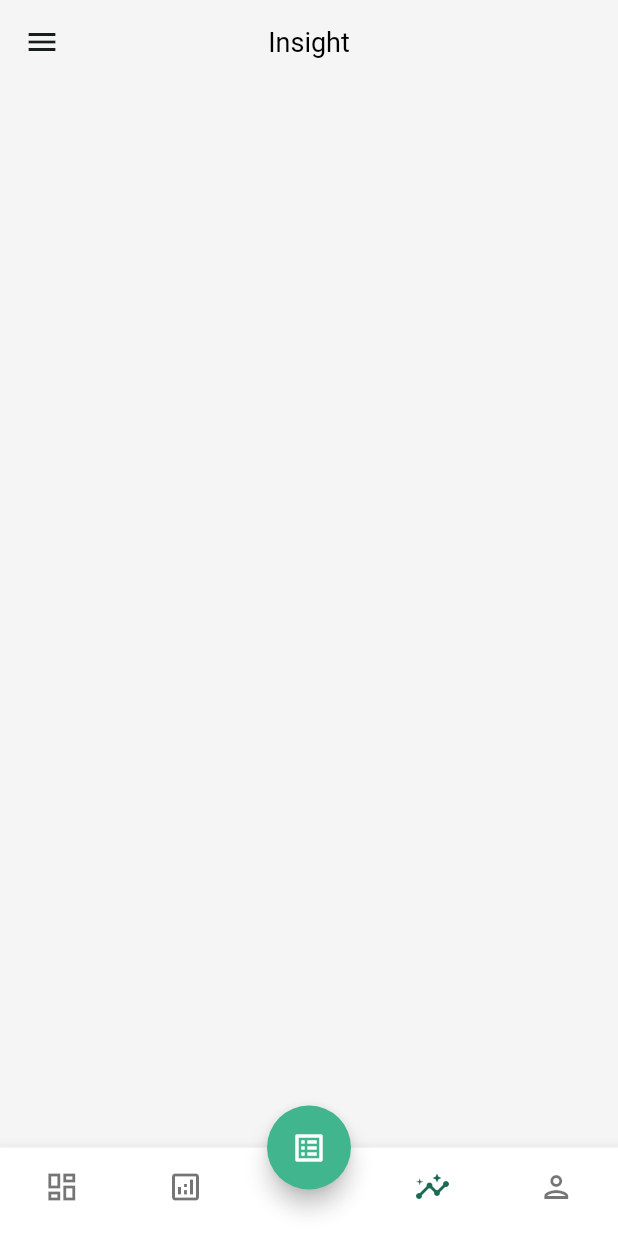
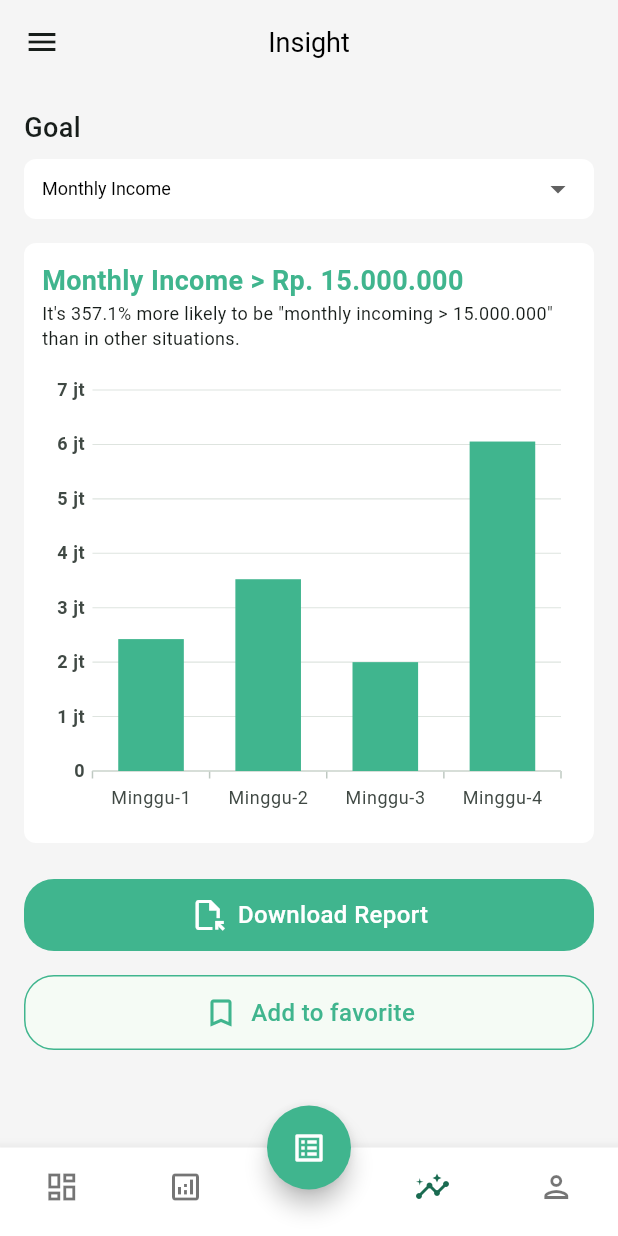
Before and after one commit to themaxsteel/insight_report_flutter, a Flutter app: the screen it shows after launch, item 4 of the bottom bar chosen, on a phone screen of 412 x 824 dp. Run offline on Flutter 3.47's test engine with Material 2 defaults, Android fonts, the phone set to English and light mode, and no system bars; our stand-ins replace bloc, equatable, flutter_bloc, syncfusion_flutter_charts, syncfusion_flutter_gauges; missing offline and left inert: flutter_web_frame.

Commit message:
adding insight screen

```diff
--- a/lib/screen/dashboard/components/cost_website_chart.dart
+++ b/lib/screen/dashboard/components/cost_website_chart.dart
@@ -88,7 +88,9 @@ class _CostPerWebsiteChartState extends State<CostPerWebsiteChart> {
                       mainAxisSize: MainAxisSize.min,
                       children: [
                         Text(DateFormat("dd MMM").format(item.x)),
+                        const SizedBox(height: 2),
                         Container(height: 0.6, width: 50, color: Colors.black),
+                        const SizedBox(height: 2),
                         Text(
                           NumberFormat.currency(symbol: '\$').format(item.y),
                           style: const TextStyle(fontWeight: FontWeight.bold),
--- a/lib/screen/dashboard/components/dashboard_screen_state.dart
+++ b/lib/screen/dashboard/components/dashboard_screen_state.dart
@@ -7,7 +7,7 @@ class DashboardScreenState extends ScreenState {
   PreferredSizeWidget? getAppBar(BuildContext context) => AppBar(title: const Text("Dashboard "));
 
   @override
-  Widget getBody(BuildContext context) => DashboardScreen();
+  Widget getBody(BuildContext context) => const DashboardScreen();
 
   @override
   int get getIndex => 0;
--- a/lib/screen/dashboard/components/website_purchase_chart.dart
+++ b/lib/screen/dashboard/components/website_purchase_chart.dart
@@ -8,7 +8,7 @@ class WebsitePurchaseChart extends StatelessWidget {
   @override
   Widget build(BuildContext context) {
     return Padding(
-      padding: EdgeInsets.symmetric(horizontal: 16),
+      padding: const EdgeInsets.symmetric(horizontal: 16),
       child: Column(
         crossAxisAlignment: CrossAxisAlignment.start,
         children: [
@@ -16,9 +16,9 @@ class WebsitePurchaseChart extends StatelessWidget {
             "Website Purchase",
             style: TextStyle(fontWeight: FontWeight.w500, fontSize: 16, color: Colors.grey[800]),
           ),
-          SizedBox(height: 8),
+          const SizedBox(height: 8),
           Container(
-            padding: EdgeInsets.only(top: 8),
+            padding: const EdgeInsets.only(top: 8),
             decoration: BoxDecoration(
               color: Colors.white,
               borderRadius: BorderRadius.circular(8),
@@ -44,9 +44,9 @@ class WebsitePurchaseChart extends StatelessWidget {
               tooltipBehavior: TooltipBehavior(
                 enable: true,
                 builder: (data, point, series, pointIndex, seriesIndex) {
-                  _ChartData _data = data;
+                  _ChartData item = data;
                   return Container(
-                    padding: EdgeInsets.all(8),
+                    padding: const EdgeInsets.all(8),
                     decoration: BoxDecoration(
                       color: Colors.white,
                       borderRadius: BorderRadius.circular(4),
@@ -54,11 +54,13 @@ class WebsitePurchaseChart extends StatelessWidget {
                     child: Column(
                       mainAxisSize: MainAxisSize.min,
                       children: [
-                        Text(DateFormat("dd MMM").format(_data.x)),
+                        Text(DateFormat("dd MMM").format(item.x)),
+                        const SizedBox(height: 2),
                         Container(height: 0.6, width: 50, color: Colors.black),
+                        const SizedBox(height: 2),
                         Text(
                           "${data.y.toString()} Websites",
-                          style: TextStyle(fontWeight: FontWeight.w500),
+                          style: const TextStyle(fontWeight: FontWeight.w500),
                         ),
                       ],
                     ),
--- /dev/null
+++ b/lib/screen/insight/insight_screen.dart
@@ -0,0 +1,211 @@
+import 'package:flutter/material.dart';
+import 'package:insight_report/screen_component/custom_dropdown_button.dart';
+import 'package:insight_report/utils/app_theme.dart';
+import 'package:intl/intl.dart';
+import 'package:syncfusion_flutter_charts/charts.dart';
+
+import '../../model/chart_sample_data.dart';
+import '../../utils/utils.dart';
+
+class InsightScreen extends StatelessWidget {
+  const InsightScreen({super.key});
+
+  @override
+  Widget build(BuildContext context) {
+    return ListView(
+      physics: const AlwaysScrollableScrollPhysics(parent: BouncingScrollPhysics()),
+      padding: const EdgeInsets.all(16),
+      children: [
+        const Text("Goal", style: TextStyle(fontWeight: FontWeight.w500, fontSize: 18)),
+        const SizedBox(height: 8),
+        const _GoalDropdown(),
+        const SizedBox(height: 16),
+        Container(
+          padding: const EdgeInsets.all(12),
+          decoration: BoxDecoration(
+            color: Colors.white,
+            borderRadius: BorderRadius.circular(8),
+          ),
+          child: Column(
+            crossAxisAlignment: CrossAxisAlignment.start,
+            children: [
+              Text(
+                "Monthly Income > Rp. ${Utils.convertMoney(15000000, decimalDigits: 0)}",
+                style: const TextStyle(fontWeight: FontWeight.bold, fontSize: 18, color: AppTheme.primaryColor),
+              ),
+              Text(
+                "It's 357.1% more likely to be "
+                '"monthly incoming > ${Utils.convertMoney(15000000, decimalDigits: 0)}" than in other situations.',
+                style: const TextStyle(fontSize: 12),
+              ),
+              const SizedBox(height: 16),
+              SfCartesianChart(
+                plotAreaBorderWidth: 0,
+                primaryXAxis: CategoryAxis(
+                  majorGridLines: const MajorGridLines(width: 0),
+                  isVisible: true,
+                ),
+                primaryYAxis: NumericAxis(
+                  numberFormat: NumberFormat.compactCurrency(locale: "ID_id", symbol: ''),
+                  maximum: 7000000,
+                  minimum: 0,
+                  interval: 1000000,
+                  labelStyle: const TextStyle(fontWeight: FontWeight.bold),
+                  axisLine: const AxisLine(width: 0),
+                  majorTickLines: const MajorTickLines(size: 0),
+                ),
+                series: _getSeries(),
+                // legend: Legend(isVisible: true, position: LegendPosition.bottom),
+                tooltipBehavior: TooltipBehavior(enable: true, format: "point.y"),
+              ),
+            ],
+          ),
+        ),
+        const SizedBox(height: 24),
+        Material(
+          color: AppTheme.primaryColor,
+          borderRadius: BorderRadius.circular(20),
+          child: InkWell(
+            borderRadius: BorderRadius.circular(20),
+            onTap: () {},
+            child: const Padding(
+              padding: EdgeInsets.symmetric(vertical: 12),
+              child: Row(
+                mainAxisAlignment: MainAxisAlignment.center,
+                children: [
+                  Icon(
+                    Icons.file_open_outlined,
+                    color: Colors.white,
+                  ),
+                  SizedBox(width: 8),
+                  Text(
+                    "Download Report",
+                    style: TextStyle(color: Colors.white, fontWeight: FontWeight.w500, fontSize: 16),
+                  ),
+                ],
+              ),
+            ),
+          ),
+        ),
+        const SizedBox(height: 16),
+        Material(
+          borderRadius: BorderRadius.circular(20),
+          child: InkWell(
+            borderRadius: BorderRadius.circular(20),
+            onTap: () {},
+            child: Container(
+              padding: const EdgeInsets.symmetric(vertical: 12),
+              decoration: BoxDecoration(
+                borderRadius: BorderRadius.circular(20),
+                border: Border.all(color: AppTheme.primaryColor),
+              ),
+              child: const Row(
+                mainAxisAlignment: MainAxisAlignment.center,
+                children: [
+                  Icon(
+                    Icons.bookmark_outline,
+                    color: AppTheme.primaryColor,
+                  ),
+                  SizedBox(width: 8),
+                  Text(
+                    "Add to favorite",
+                    style: TextStyle(color: AppTheme.primaryColor, fontWeight: FontWeight.w500, fontSize: 16),
+                  ),
+                ],
+              ),
+            ),
+          ),
+        ),
+        const SizedBox(height: 16),
+      ],
+    );
+  }
+
+  List<ColumnSeries<ChartSampleData, String>> _getSeries() {
+    List<ChartSampleData> chartData = [
+      ChartSampleData(x: 'Minggu-1', y: 2423500),
+      ChartSampleData(x: 'Minggu-2', y: 3523500),
+      ChartSampleData(x: 'Minggu-3', y: 2000000),
+      ChartSampleData(x: 'Minggu-4', y: 6053000),
+    ];
+    return <ColumnSeries<ChartSampleData, String>>[
+      ColumnSeries<ChartSampleData, String>(
+        legendIconType: LegendIconType.rectangle,
+        animationDuration: 500,
+        width: 0.8,
+        spacing: 0.3,
+        dataSource: chartData,
+        color: AppTheme.primaryColor,
+        xValueMapper: (ChartSampleData sales, _) => sales.x as String,
+        yValueMapper: (ChartSampleData sales, _) => sales.y,
+        name: 'Income',
+      ),
+    ];
+  }
+}
+
+class _GoalDropdown extends StatefulWidget {
+  const _GoalDropdown();
+
+  @override
+  State<_GoalDropdown> createState() => _GoalDropdownState();
+}
+
+class _GoalDropdownState extends State<_GoalDropdown> {
+  String? value = "1";
+  @override
+  Widget build(BuildContext context) {
+    return CustomDropdownButton<String>(
+      verticalPadding: 8,
+      value: value,
+      isDense: true,
+      items: [
+        CustomDropdownMenuItem(
+          text: "Monthly Income",
+          value: "1",
+        ),
+        CustomDropdownMenuItem(
+          text: "Monthly Customer",
+          value: "2",
+        ),
+      ],
+      onChanged: (value) => setState(() => this.value = value),
+    );
+  }
+}
+
+// Container(
+//   padding: const EdgeInsets.symmetric(horizontal: 8, vertical: 12),
+//   decoration: BoxDecoration(
+//     color: Colors.white,
+//     borderRadius: BorderRadius.circular(8),
+//   ),
+//   child: Row(
+//     children: [
+//       Container(
+//         height: 50,
+//         width: 50,
+//         decoration: BoxDecoration(
+//           color: Colors.grey[100],
+//           borderRadius: BorderRadius.circular(4),
+//         ),
+//         child: const Icon(
+//           Icons.upcoming,
+//           color: AppTheme.primaryColor,
+//           size: 28,
+//         ),
+//       ),
+//       const SizedBox(width: 12),
+//       Column(
+//         crossAxisAlignment: CrossAxisAlignment.start,
+//         children: [
+//           Text(
+//             "Your business is increasing by ${Utils.convertMoney(2.5)}%",
+//             style: const TextStyle(fontWeight: FontWeight.w500),
+//           ),
+//           const Text("Keep it going!", style: TextStyle(fontSize: 13, color: Colors.grey)),
+//         ],
+//       ),
+//     ],
+//   ),
+// ),
--- a/lib/screen/notification/notification_screen_state.dart
+++ b/lib/screen/insight/insight_screen_state.dart
@@ -1,14 +1,14 @@
 import 'package:flutter/material.dart';
 
 import '../main/screen_state.dart';
-import 'notification_screen.dart';
+import 'insight_screen.dart';
 
-class NotificationScreenState extends ScreenState {
+class InsightScreenState extends ScreenState {
   @override
   PreferredSizeWidget? getAppBar(BuildContext context) => AppBar(title: const Text("Insight"));
 
   @override
-  Widget getBody(BuildContext context) => const NotificationScreen();
+  Widget getBody(BuildContext context) => const InsightScreen();
 
   @override
   int get getIndex => 3;
--- a/lib/screen/main/main_cubit.dart
+++ b/lib/screen/main/main_cubit.dart
@@ -1,8 +1,10 @@
+import 'dart:developer';
+
 import 'package:bloc/bloc.dart';
 import 'package:insight_report/screen/main/screen_state.dart';
 
 import '../dashboard/components/dashboard_screen_state.dart';
-import '../notification/notification_screen_state.dart';
+import '../insight/insight_screen_state.dart';
 import '../profile/profile_screen_state.dart';
 import '../report/components/report_screen_state.dart';
 
@@ -21,14 +23,14 @@ class MainCubit extends Cubit<ScreenState> {
       case 2:
         break;
       case 3:
-        screenState = NotificationScreenState();
+        screenState = InsightScreenState();
         break;
       case 4:
         screenState = ProfileScreenState();
         break;
     }
     if (screenState != null && state != screenState) {
-      print("change screen to: $screenState");
+      log("change screen to: $screenState");
       emit(screenState);
     }
   }
--- a/lib/screen/notification/notification_screen.dart
+++ /dev/null
@@ -1,50 +0,0 @@
-import 'package:flutter/material.dart';
-
-class NotificationScreen extends StatelessWidget {
-  const NotificationScreen({super.key});
-
-  @override
-  Widget build(BuildContext context) {
-    return ListView(
-      physics: const AlwaysScrollableScrollPhysics(parent: BouncingScrollPhysics()),
-      padding: const EdgeInsets.all(16),
-      children: [],
-    );
-  }
-}
-
-// Container(
-//   padding: const EdgeInsets.symmetric(horizontal: 8, vertical: 12),
-//   decoration: BoxDecoration(
-//     color: Colors.white,
-//     borderRadius: BorderRadius.circular(8),
-//   ),
-//   child: Row(
-//     children: [
-//       Container(
-//         height: 50,
-//         width: 50,
-//         decoration: BoxDecoration(
-//           color: Colors.grey[100],
-//           borderRadius: BorderRadius.circular(4),
-//         ),
-//         child: const Icon(
-//           Icons.upcoming,
-//           color: AppTheme.primaryColor,
-//           size: 28,
-//         ),
-//       ),
-//       const SizedBox(width: 12),
-//       Column(
-//         crossAxisAlignment: CrossAxisAlignment.start,
-//         children: [
-//           Text(
-//             "Your business is increasing by ${Utils.convertMoney(2.5)}%",
-//             style: const TextStyle(fontWeight: FontWeight.w500),
-//           ),
-//           const Text("Keep it going!", style: TextStyle(fontSize: 13, color: Colors.grey)),
-//         ],
-//       ),
-//     ],
-//   ),
-// ),
--- a/lib/screen/profile/profile_screen.dart
+++ b/lib/screen/profile/profile_screen.dart
@@ -6,7 +6,7 @@ class ProfileScreen extends StatelessWidget {
   @override
   Widget build(BuildContext context) {
     return ListView(
-      children: [],
+      children: const [],
     );
   }
 }
--- a/lib/screen/report/components/sales_details_widget.dart
+++ b/lib/screen/report/components/sales_details_widget.dart
@@ -1,4 +1,5 @@
 import 'package:flutter/material.dart';
+import 'package:insight_report/utils/app_theme.dart';
 import 'package:insight_report/utils/utils.dart';
 
 class SalesDetailsWidget extends StatelessWidget {
@@ -19,13 +20,13 @@ class SalesDetailsWidget extends StatelessWidget {
         Row(
           children: [
             _salesDetailsItem(
-              icon: Icon(Icons.person, color: Colors.grey[400], size: 26),
+              icon: const Icon(Icons.person, color: AppTheme.primaryColor, size: 26),
               title: Utils.compactCurrency(1223),
               label: "Total Customers",
             ),
-            SizedBox(width: 16),
+            const SizedBox(width: 16),
             _salesDetailsItem(
-              icon: Icon(Icons.monetization_on, color: Colors.grey[400], size: 26),
+              icon: const Icon(Icons.monetization_on, color: AppTheme.primaryColor, size: 26),
               title: Utils.compactCurrency(1023547),
               label: "Total Subscription",
             ),
@@ -64,7 +65,7 @@ class SalesDetailsWidget extends StatelessWidget {
             Text(
               label,
               // "Total Customers",
-              style: TextStyle(fontSize: 12, color: Colors.grey),
+              style: const TextStyle(fontSize: 12, color: Colors.grey),
             ),
           ],
         ),
--- /dev/null
+++ b/lib/screen_component/custom_dropdown_button.dart
@@ -0,0 +1,50 @@
+import 'package:flutter/material.dart';
+
+class CustomDropdownButton<T> extends StatelessWidget {
+  const CustomDropdownButton({
+    super.key,
+    this.value,
+    this.items,
+    this.onChanged,
+    this.isDense = true,
+    this.verticalPadding = 4,
+    this.horizontalPadding = 12,
+  });
+
+  final T? value;
+  final List<DropdownMenuItem<T>>? items;
+  final void Function(T?)? onChanged;
+  final bool isDense;
+  final double verticalPadding;
+  final double horizontalPadding;
+
+  @override
+  Widget build(BuildContext context) {
+    return Container(
+      decoration: BoxDecoration(
+        color: Colors.white,
+        borderRadius: BorderRadius.circular(8),
+      ),
+      child: DropdownButtonHideUnderline(
+        child: DropdownButton<T>(
+          value: value,
+          padding: EdgeInsets.symmetric(horizontal: horizontalPadding, vertical: verticalPadding),
+          style: const TextStyle(fontSize: 12, fontWeight: FontWeight.w400, color: Colors.black),
+          isDense: isDense,
+          items: items,
+          onChanged: onChanged,
+        ),
+      ),
+    );
+  }
+}
+
+class CustomDropdownMenuItem<T> extends DropdownMenuItem<T> {
+  CustomDropdownMenuItem({
+    super.key,
+    required this.text,
+    super.value,
+  }) : super(child: Text(text));
+
+  final String text;
+}
```
